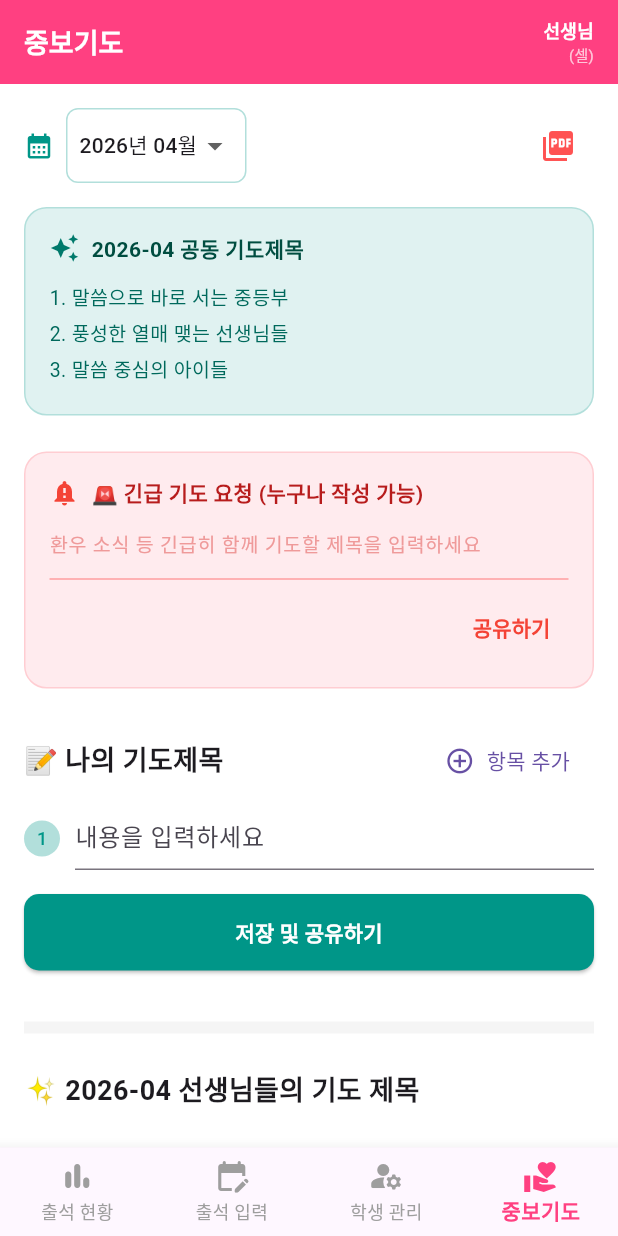
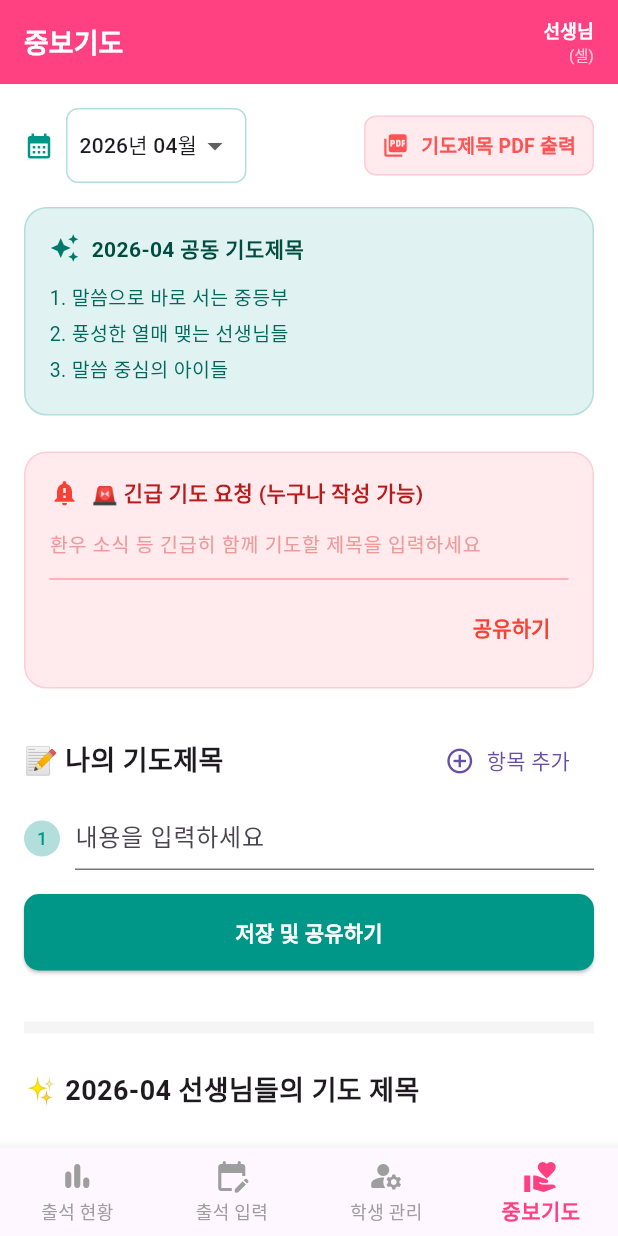
Before and after one commit to plusmans/church_attendance, a Flutter app: the screen it shows once a user with an empty profile is signed in, item 4 of the bottom bar chosen, on a phone screen of 412 x 824 dp. Run offline on Flutter 3.47's test engine with Material 3 defaults, Android fonts, the phone set to English and light mode, and no system bars; our stand-ins replace cloud_firestore, firebase_auth, firebase_core, pdf, printing; accounts and stored records are empty.

Commit message:
중보기도 페이지에 pdf 생성 버튼에 명시적으로 보이게 수정

```diff
--- a/lib/screens/prayer/prayer_screen.dart
+++ b/lib/screens/prayer/prayer_screen.dart
@@ -40,7 +40,6 @@ class _PrayerScreenState extends State<PrayerScreen> {
     super.initState();
     _currentMonth = DateFormat('yyyy-MM').format(DateTime.now());
 
-    // ✅ 'admin' 또는 '개발자' 직분도 최고 관리자 권한을 부여하도록 수정됨
     _isAdmin =
         widget.role == '강도사' ||
         widget.role == '부장' ||
@@ -259,7 +258,6 @@ class _PrayerScreenState extends State<PrayerScreen> {
     }
   }
 
-  // 💡 [추가] 긴급 기도 요청 삭제 기능
   Future<void> _deleteUrgentPrayer(String docId) async {
     try {
       await FirebaseFirestore.instance
@@ -352,6 +350,7 @@ class _PrayerScreenState extends State<PrayerScreen> {
                 borderRadius: pw.BorderRadius.circular(5),
               ),
               child: pw.Column(
+                // ✅ pw 접두어 추가
                 crossAxisAlignment: pw.CrossAxisAlignment.start,
                 children: _commonControllers
                     .map(
@@ -408,6 +407,7 @@ class _PrayerScreenState extends State<PrayerScreen> {
               return pw.Container(
                 margin: const pw.EdgeInsets.only(bottom: 12),
                 child: pw.Column(
+                  // ✅ pw 접두어 추가
                   crossAxisAlignment: pw.CrossAxisAlignment.start,
                   children: [
                     pw.Text(
@@ -462,13 +462,32 @@ class _PrayerScreenState extends State<PrayerScreen> {
                     mainAxisAlignment: MainAxisAlignment.spaceBetween,
                     children: [
                       _buildMonthSelector(),
-                      IconButton(
+                      TextButton.icon(
+                        onPressed: _generateAndPrintPdf,
                         icon: const Icon(
                           Icons.picture_as_pdf,
                           color: Colors.redAccent,
+                          size: 18,
                         ),
-                        tooltip: 'PDF로 내보내기',
-                        onPressed: _generateAndPrintPdf,
+                        label: const Text(
+                          '기도제목 PDF 출력',
+                          style: TextStyle(
+                            color: Colors.redAccent,
+                            fontSize: 13,
+                            fontWeight: FontWeight.bold,
+                          ),
+                        ),
+                        style: TextButton.styleFrom(
+                          backgroundColor: Colors.red.shade50,
+                          padding: const EdgeInsets.symmetric(
+                            horizontal: 12,
+                            vertical: 8,
+                          ),
+                          shape: RoundedRectangleBorder(
+                            borderRadius: BorderRadius.circular(8),
+                            side: BorderSide(color: Colors.red.shade100),
+                          ),
+                        ),
                       ),
                     ],
                   ),
@@ -615,7 +634,6 @@ class _PrayerScreenState extends State<PrayerScreen> {
                 const SizedBox(height: 8),
                 ...docs.map((d) {
                   var data = d.data() as Map<String, dynamic>;
-                  // 💡 본인이 작성했거나 관리자인 경우 삭제 버튼 노출
                   bool canDelete =
                       _isAdmin || data['authorName'] == widget.teacherName;
 
```
